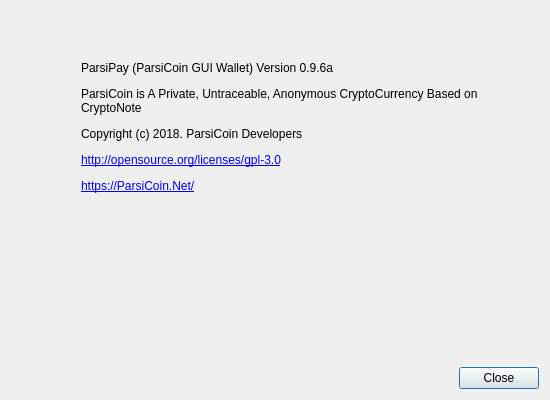
ParsiCoin/parsipay, file src/gui/ui/aboutdialog.ui: the form before one commit.
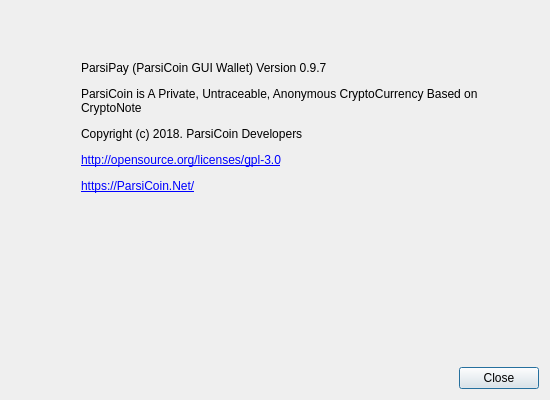
The form after the commit. Icons and pictures are not drawn.

What changed in the file:
```diff
--- a/src/gui/ui/aboutdialog.ui
+++ b/src/gui/ui/aboutdialog.ui
@@ -98,7 +98,7 @@
         </size>
        </property>
        <property name="text">
-		<string>&lt;html&gt;&lt;head/&gt;&lt;body&gt;&lt;p&gt;ParsiPay (ParsiCoin GUI Wallet) Version 0.9.6a&lt;/p&gt;&lt;p&gt;ParsiCoin is A Private, Untraceable, Anonymous CryptoCurrency Based on CryptoNote&lt;/p&gt;&lt;p&gt;Copyright (c) 2018. ParsiCoin Developers&lt;/p&gt;&lt;p&gt;&lt;a href=&quot;http://opensource.org/licenses/gpl-3.0&quot;&gt;&lt;span style=&quot; text-decoration: underline; color:#0000ff;&quot;&gt;http://opensource.org/licenses/gpl-3.0&lt;/span&gt;&lt;/a&gt;&lt;/p&gt;&lt;p&gt;&lt;a href=&quot;Https://ParsiCoin.Net/&quot;&gt;&lt;span style=&quot; text-decoration: underline; color:#0000ff;&quot;&gt;https://ParsiCoin.Net/&lt;/span&gt;&lt;/a&gt;&lt;/p&gt;&lt;/body&gt;&lt;/html&gt;</string>       </property>
+		<string>&lt;html&gt;&lt;head/&gt;&lt;body&gt;&lt;p&gt;ParsiPay (ParsiCoin GUI Wallet) Version 0.9.7&lt;/p&gt;&lt;p&gt;ParsiCoin is A Private, Untraceable, Anonymous CryptoCurrency Based on CryptoNote&lt;/p&gt;&lt;p&gt;Copyright (c) 2018. ParsiCoin Developers&lt;/p&gt;&lt;p&gt;&lt;a href=&quot;http://opensource.org/licenses/gpl-3.0&quot;&gt;&lt;span style=&quot; text-decoration: underline; color:#0000ff;&quot;&gt;http://opensource.org/licenses/gpl-3.0&lt;/span&gt;&lt;/a&gt;&lt;/p&gt;&lt;p&gt;&lt;a href=&quot;Https://ParsiCoin.Net/&quot;&gt;&lt;span style=&quot; text-decoration: underline; color:#0000ff;&quot;&gt;https://ParsiCoin.Net/&lt;/span&gt;&lt;/a&gt;&lt;/p&gt;&lt;/body&gt;&lt;/html&gt;</string>       </property>
        <property name="textFormat">
         <enum>Qt::RichText</enum>
        </property>
```
